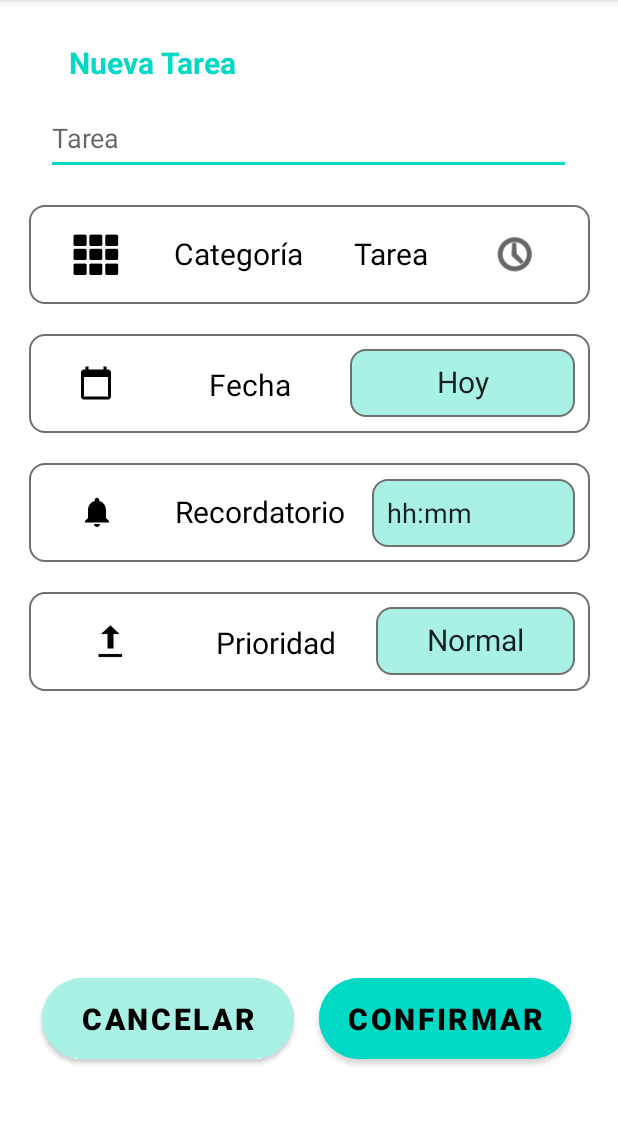
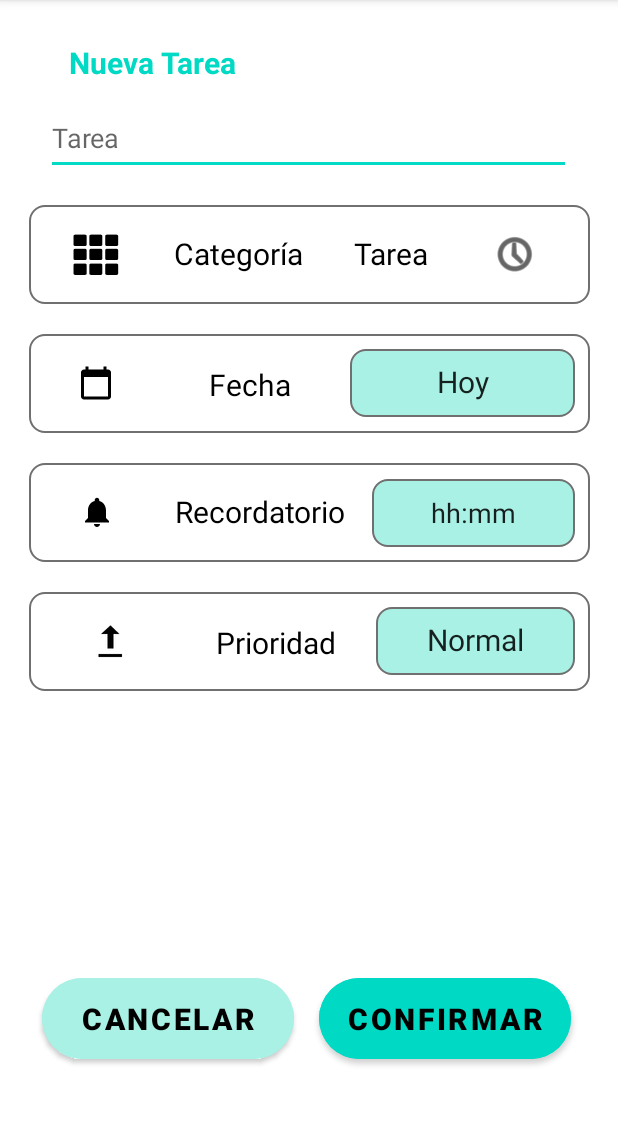
Before and after one commit to estefany-kari/HabitNow, an Android app: the NuevaTarea screen opened directly, with no data from a screen before it, on a phone screen of 412 x 824 dp, the part 84-1209 px from its top. Run offline under Robolectric (Android 15) with nearby library versions, the phone set to English and light mode, and no system bars.

Commit message:
BotnHora-nueva tarea
add clickeable y focusable

```diff
--- a/ProyectoG2/app/src/main/java/com/example/proyectog2/MainActivity.kt
+++ b/ProyectoG2/app/src/main/java/com/example/proyectog2/MainActivity.kt
@@ -35,8 +35,6 @@ class MainActivity : AppCompatActivity() {
             }else{
                 validarUsuario()
              }
-
-
             }
 
         btnIngresarUsuario.setOnClickListener { abrirActividad(CategoriasHabitos::class.java) }
--- a/ProyectoG2/app/src/main/res/layout/activity_nueva_tarea.xml
+++ b/ProyectoG2/app/src/main/res/layout/activity_nueva_tarea.xml
@@ -162,7 +162,10 @@
             android:layout_height="45dp"
             android:layout_weight="1"
             android:background="@drawable/estilo_bordes"
-            android:text="hh:mm" />
+            android:text="hh:mm"
+            android:clickable="true"
+            android:focusable="false"
+            android:gravity="center"/>
 
 
     </LinearLayout>
```
